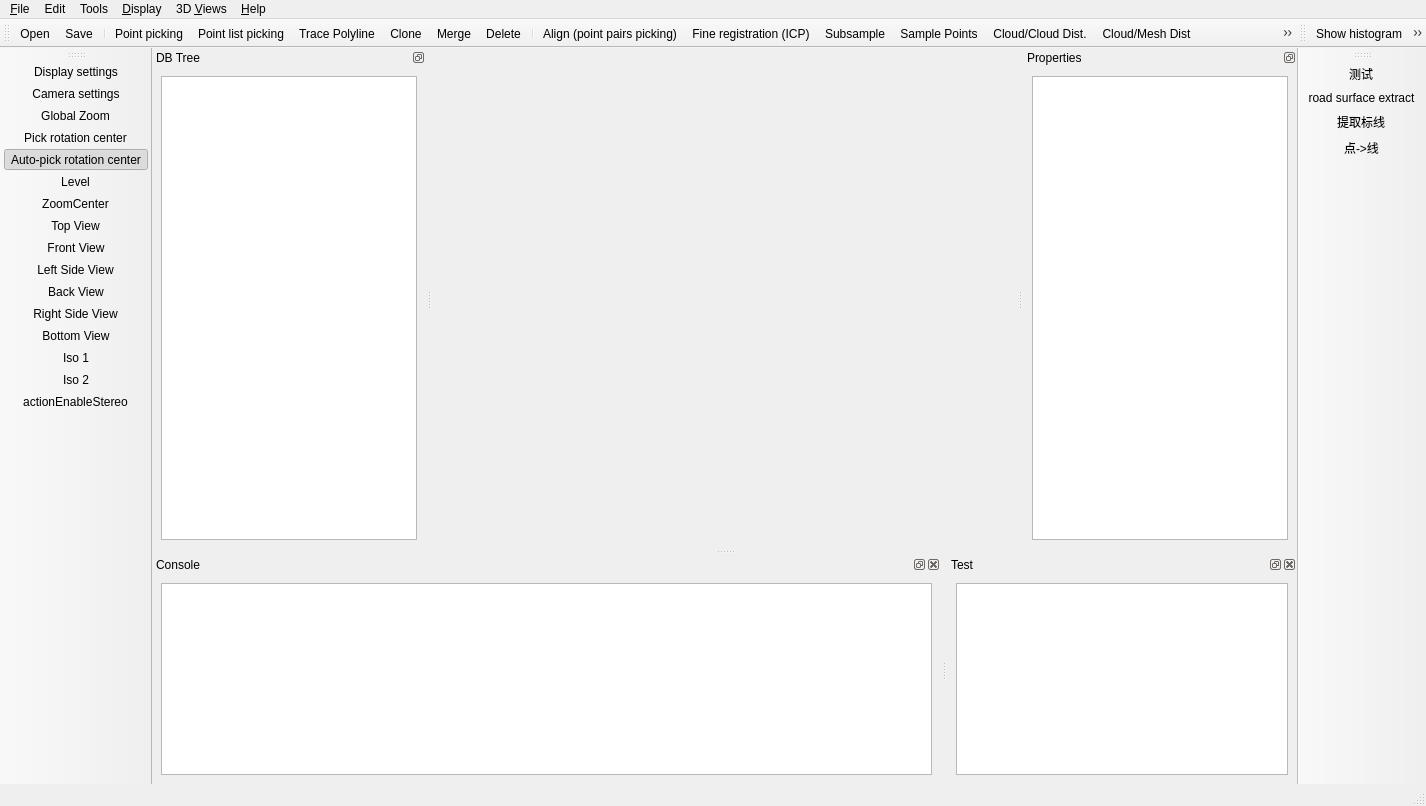
This is qCC/ui_templates/mainWindow.ui in lljydyx/ForkCloudCompare as Qt 5 draws it before an edit. The edited form follows.
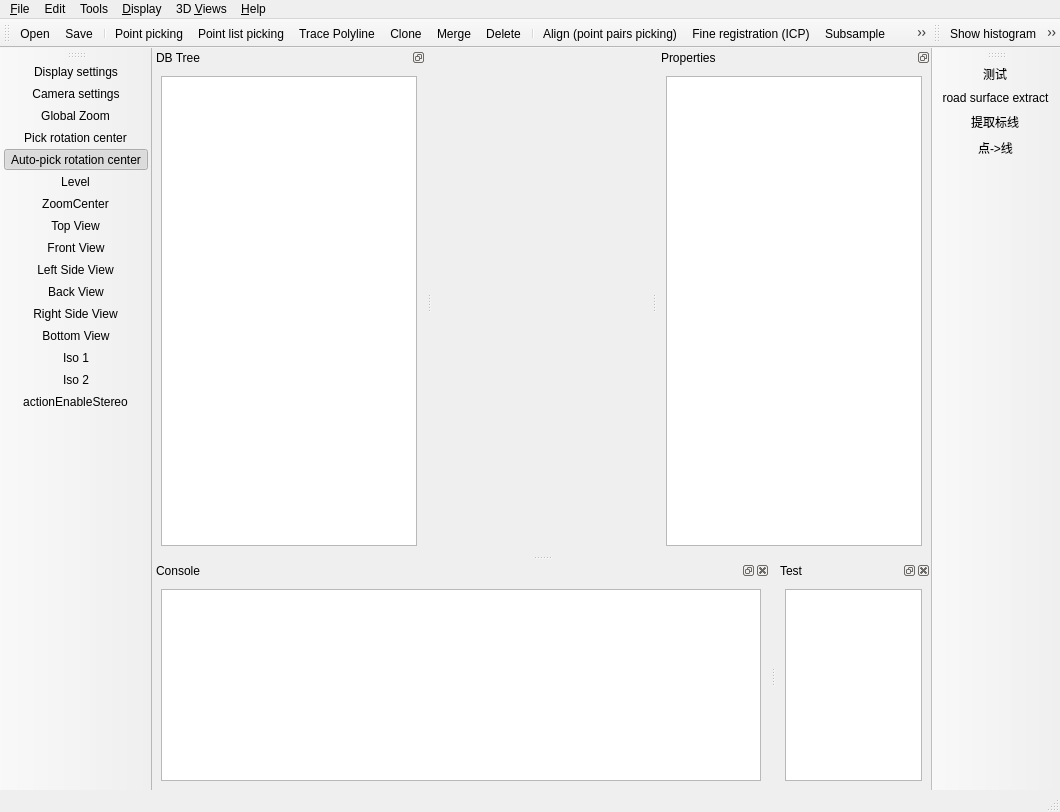
This is the edited form. Icons and pictures are not drawn. Custom widgets are drawn as their Qt base class.

The edit to the form file:
```diff
--- a/qCC/ui_templates/mainWindow.ui
+++ b/qCC/ui_templates/mainWindow.ui
@@ -6,8 +6,8 @@
    <rect>
     <x>0</x>
     <y>0</y>
-    <width>1426</width>
-    <height>806</height>
+    <width>1060</width>
+    <height>812</height>
    </rect>
   </property>
   <property name="sizePolicy">
@@ -38,7 +38,7 @@
     <rect>
      <x>0</x>
      <y>0</y>
-     <width>1426</width>
+     <width>1060</width>
      <height>23</height>
     </rect>
    </property>
```
